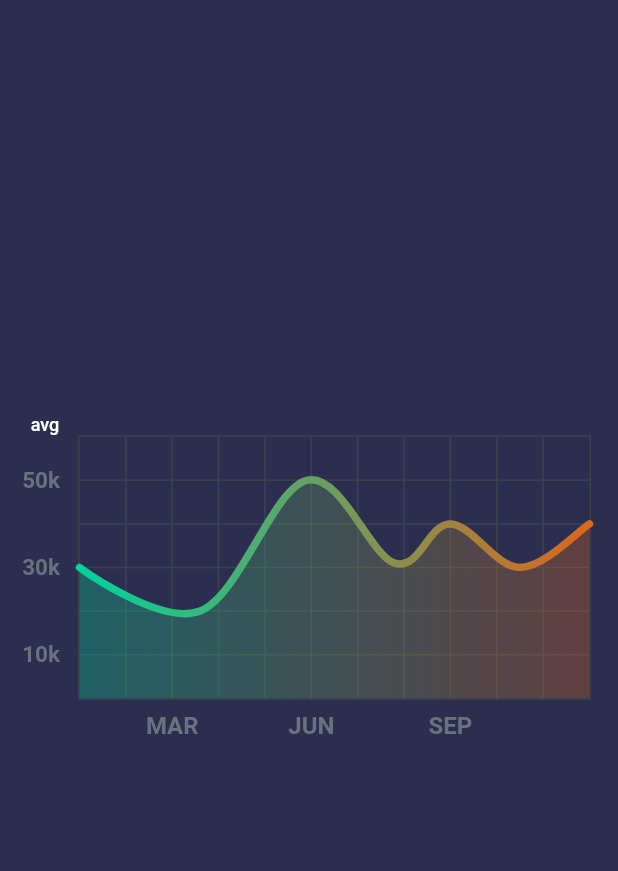
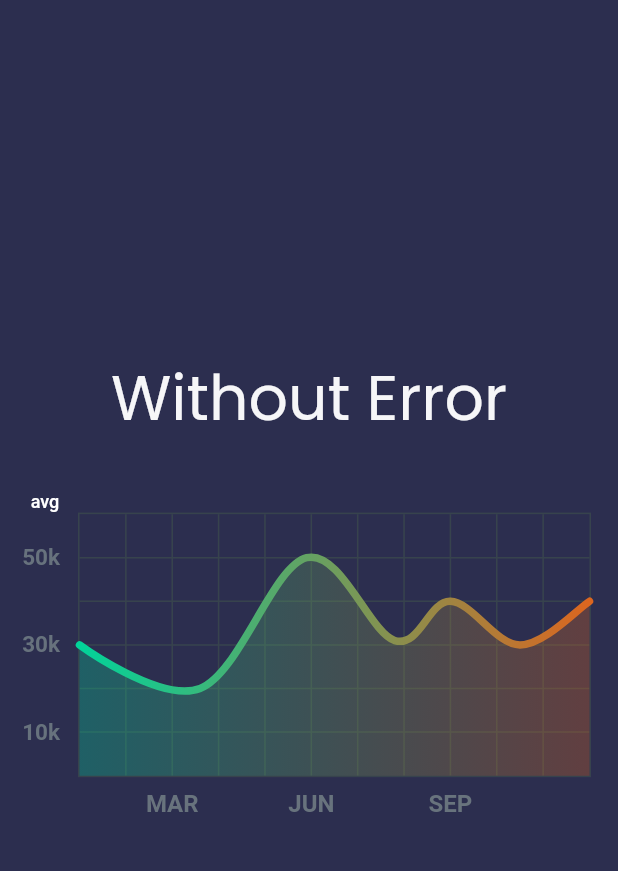
Before and after one commit to faseeh1999/Power-Hub, a Flutter app: the Home screen opened directly, on a phone screen of 412 x 824 dp, the part 79-950 px from its top. Run offline on Flutter 3.47's test engine with Material 2 defaults, Android fonts, the phone set to English and light mode, and no system bars; drawn by our look-alikes of fl_chart; our stand-ins replace animated_splash_screen, firebase_auth, flutter_spinkit, font_awesome_flutter, form_validator, google_fonts and 2 more; accounts and stored records are empty.

Commit message:
Added Title
Without Error heading added.

```diff
--- a/lib/chartTest.dart
+++ b/lib/chartTest.dart
@@ -237,7 +237,7 @@ class _LineChartSample2State extends State<LineChartSample2> {
             FlSpot(9.5, 3.44),
             FlSpot(11, 3.44),
           ],
-          isCurved: true,
+          isCurved: false,
           colors: [
             ColorTween(begin: gradientColors[0], end: gradientColors[1])
                 .lerp(0.2),
--- a/lib/home.dart
+++ b/lib/home.dart
@@ -53,9 +53,17 @@ class _HomeState extends State<Home> {
               ],
             ),
             body: Column(
-              crossAxisAlignment: CrossAxisAlignment.start,
+              crossAxisAlignment: CrossAxisAlignment.center,
               mainAxisAlignment: MainAxisAlignment.center,
               children: [
+                Padding(
+                  padding: EdgeInsets.all(size.width * 0.05),
+                  child: Text(
+                    "Without Error",
+                    style: GoogleFonts.poppins(
+                        color: kTextColor, fontSize: size.width * 0.1),
+                  ),
+                ),
                 Center(
                   child: LineChartSample2(),
                 )
```
